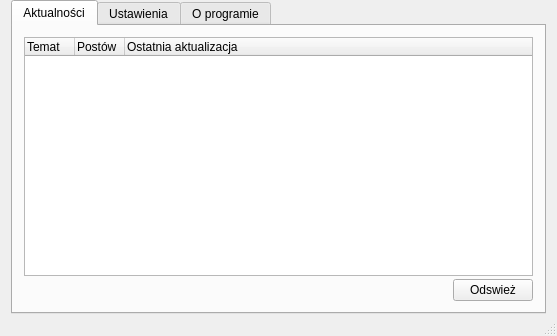
Before: the Qt Designer form ui/mainwindow.ui in poxip/qcodedesk, drawn with Qt 5.
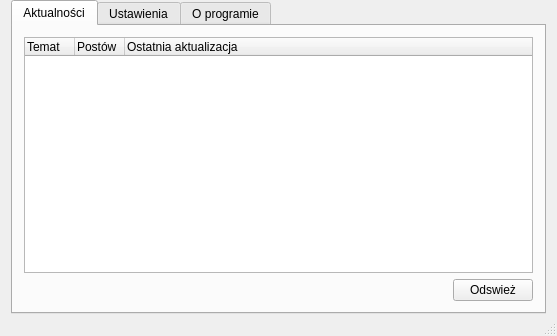
After: the same form once the commit is applied. Icons and pictures are not drawn.

Commit message: Increase spacing between widgets in main tab layout

Diff of the .ui file:
```diff
--- a/ui/mainwindow.ui
+++ b/ui/mainwindow.ui
@@ -53,12 +53,9 @@
         <string>Aktualności</string>
        </attribute>
        <layout class="QGridLayout" name="gridLayout_2">
-        <property name="horizontalSpacing">
+        <property name="spacing">
          <number>6</number>
         </property>
-        <property name="verticalSpacing">
-         <number>3</number>
-        </property>
         <item row="4" column="0" alignment="Qt::AlignRight">
          <widget class="QPushButton" name="refreshButton">
           <property name="sizePolicy">
```
The commit also changes 1 other file.
